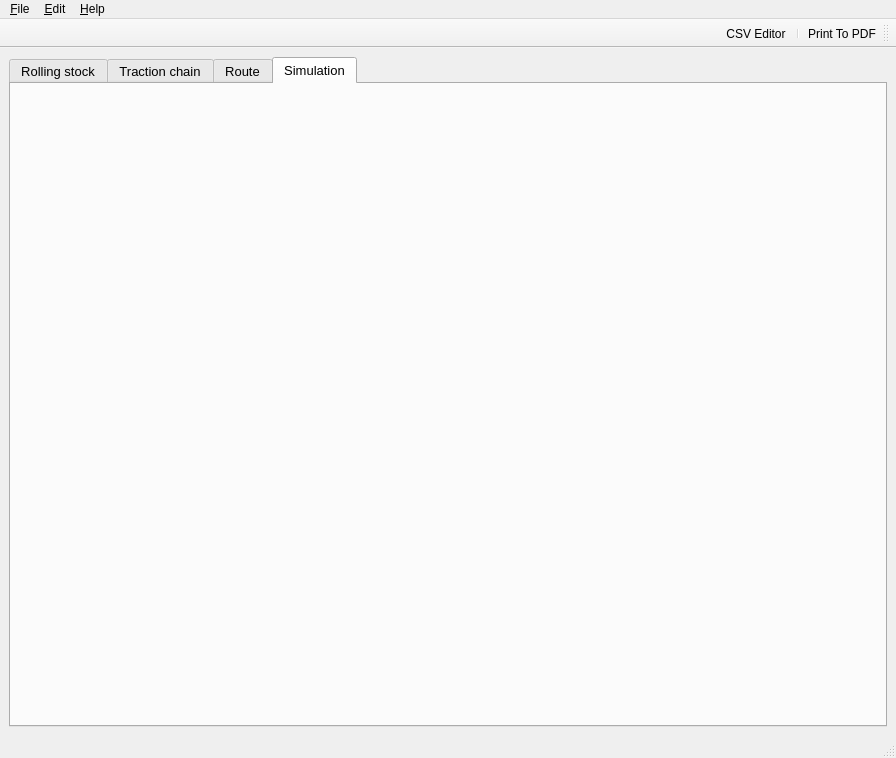
This is RailwaySim_GUI.ui in danicc097/RailwaySim as Qt 5 draws it before an edit. The edited form follows.
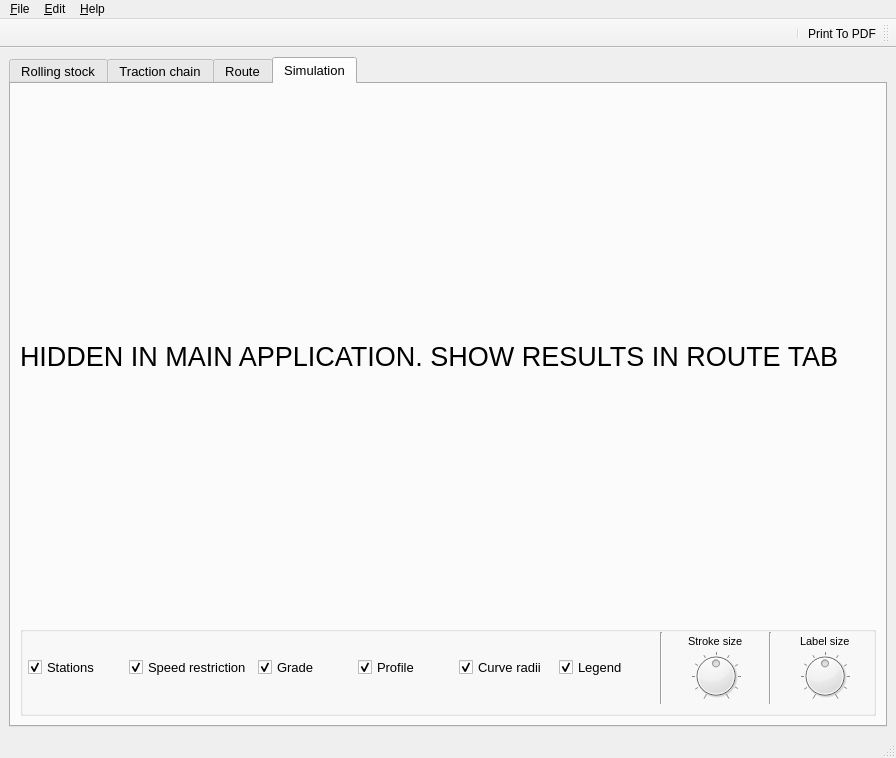
This is the edited form. The open tabs and pages were chosen to show the change. Icons and pictures are not drawn.

What changed in the file:
```diff
--- a/RailwaySim_GUI.ui
+++ b/RailwaySim_GUI.ui
@@ -2326,6 +2326,248 @@
        <attribute name="title">
         <string>Simulation</string>
        </attribute>
+       <layout class="QVBoxLayout" name="verticalLayout_6">
+        <item>
+         <widget class="QLabel" name="label_15">
+          <property name="font">
+           <font>
+            <pointsize>20</pointsize>
+           </font>
+          </property>
+          <property name="text">
+           <string>HIDDEN IN MAIN APPLICATION. SHOW RESULTS IN ROUTE TAB</string>
+          </property>
+         </widget>
+        </item>
+        <item>
+         <widget class="QGroupBox" name="groupBox_2">
+          <property name="sizePolicy">
+           <sizepolicy hsizetype="Expanding" vsizetype="Maximum">
+            <horstretch>0</horstretch>
+            <verstretch>0</verstretch>
+           </sizepolicy>
+          </property>
+          <property name="maximumSize">
+           <size>
+            <width>16777215</width>
+            <height>90</height>
+           </size>
+          </property>
+          <property name="title">
+           <string/>
+          </property>
+          <property name="alignment">
+           <set>Qt::AlignCenter</set>
+          </property>
+          <property name="flat">
+           <bool>false</bool>
+          </property>
+          <layout class="QHBoxLayout" name="horizontalLayout_30">
+           <property name="sizeConstraint">
+            <enum>QLayout::SetDefaultConstraint</enum>
+           </property>
+           <property name="leftMargin">
+            <number>5</number>
+           </property>
+           <property name="topMargin">
+            <number>0</number>
+           </property>
+           <property name="rightMargin">
+            <number>0</number>
+           </property>
+           <property name="bottomMargin">
+            <number>9</number>
+           </property>
+           <item>
+            <widget class="QCheckBox" name="cb_r_stations_2">
+             <property name="text">
+              <string>Stations</string>
+             </property>
+             <property name="checked">
+              <bool>true</bool>
+             </property>
+            </widget>
+           </item>
+           <item>
+            <widget class="QCheckBox" name="cb_r_speedres_2">
+             <property name="text">
+              <string>Speed restriction</string>
+             </property>
+             <property name="checked">
+              <bool>true</bool>
+             </property>
+            </widget>
+           </item>
+           <item>
+            <widget class="QCheckBox" name="cb_r_grade_2">
+             <property name="text">
+              <string>Grade</string>
+             </property>
+             <property name="checked">
+              <bool>true</bool>
+             </property>
+            </widget>
+           </item>
+           <item>
+            <widget class="QCheckBox" name="cb_r_profile_2">
+             <property name="text">
+              <string>Profile</string>
+             </property>
+             <property name="checked">
+              <bool>true</bool>
+             </property>
+            </widget>
+           </item>
+           <item>
+            <widget class="QCheckBox" name="cb_r_radii_2">
+             <property name="text">
+              <string>Curve radii</string>
+             </property>
+             <property name="checked">
+              <bool>true</bool>
+             </property>
+            </widget>
+           </item>
+           <item>
+            <widget class="QCheckBox" name="cb_r_legend_2">
+             <property name="text">
+              <string>Legend</string>
+             </property>
+             <property name="checked">
+              <bool>true</bool>
+             </property>
+            </widget>
+           </item>
+           <item>
+            <widget class="Line" name="line_3">
+             <property name="orientation">
+              <enum>Qt::Vertical</enum>
+             </property>
+            </widget>
+           </item>
+           <item>
+            <layout class="QVBoxLayout" name="dial_layout_3">
+             <property name="spacing">
+              <number>0</number>
+             </property>
+             <item alignment="Qt::AlignHCenter">
+              <widget class="QLabel" name="label_29">
+               <property name="maximumSize">
+                <size>
+                 <width>16777215</width>
+                 <height>15</height>
+                </size>
+               </property>
+               <property name="font">
+                <font>
+                 <pointsize>8</pointsize>
+                </font>
+               </property>
+               <property name="text">
+                <string>Stroke size</string>
+               </property>
+               <property name="textFormat">
+                <enum>Qt::AutoText</enum>
+               </property>
+               <property name="scaledContents">
+                <bool>false</bool>
+               </property>
+               <property name="wordWrap">
+                <bool>false</bool>
+               </property>
+               <property name="margin">
+                <number>0</number>
+               </property>
+              </widget>
+             </item>
+             <item alignment="Qt::AlignHCenter">
+              <widget class="QDial" name="dial_stroke_size_2">
+               <property name="maximumSize">
+                <size>
+                 <width>50</width>
+                 <height>50</height>
+                </size>
+               </property>
+               <property name="maximum">
+                <number>10</number>
+               </property>
+               <property name="sliderPosition">
+                <number>5</number>
+               </property>
+               <property name="wrapping">
+                <bool>false</bool>
+               </property>
+               <property name="notchTarget">
+                <double>5.700000000000000</double>
+               </property>
+               <property name="notchesVisible">
+                <bool>true</bool>
+               </property>
+              </widget>
+             </item>
+            </layout>
+           </item>
+           <item>
+            <widget class="Line" name="line_4">
+             <property name="orientation">
+              <enum>Qt::Vertical</enum>
+             </property>
+            </widget>
+           </item>
+           <item>
+            <layout class="QVBoxLayout" name="dial_layout_4">
+             <property name="spacing">
+              <number>0</number>
+             </property>
+             <item alignment="Qt::AlignHCenter">
+              <widget class="QLabel" name="label_30">
+               <property name="maximumSize">
+                <size>
+                 <width>16777215</width>
+                 <height>15</height>
+                </size>
+               </property>
+               <property name="font">
+                <font>
+                 <pointsize>8</pointsize>
+                </font>
+               </property>
+               <property name="text">
+                <string>Label size</string>
+               </property>
+              </widget>
+             </item>
+             <item alignment="Qt::AlignHCenter">
+              <widget class="QDial" name="dial_label_size_2">
+               <property name="maximumSize">
+                <size>
+                 <width>50</width>
+                 <height>50</height>
+                </size>
+               </property>
+               <property name="maximum">
+                <number>10</number>
+               </property>
+               <property name="sliderPosition">
+                <number>5</number>
+               </property>
+               <property name="wrapping">
+                <bool>false</bool>
+               </property>
+               <property name="notchTarget">
+                <double>5.700000000000000</double>
+               </property>
+               <property name="notchesVisible">
+                <bool>true</bool>
+               </property>
+              </widget>
+             </item>
+            </layout>
+           </item>
+          </layout>
+         </widget>
+        </item>
+       </layout>
       </widget>
      </widget>
     </item>
@@ -2392,7 +2634,6 @@
    </attribute>
    <addaction name="actionPrintToPDF"/>
    <addaction name="separator"/>
-   <addaction name="actionCSV_Editor"/>
   </widget>
   <action name="actionNew">
    <property name="text">
@@ -2487,14 +2728,6 @@
     <string>About</string>
    </property>
   </action>
-  <action name="actionCSV_Editor">
-   <property name="text">
-    <string>CSV Editor</string>
-   </property>
-   <property name="toolTip">
-    <string>Open a CSV editor on a new window</string>
-   </property>
-  </action>
   <action name="actionopenCSV">
    <property name="icon">
     <iconset>
```
Left out of the diff: 68 changed lines with no effect on the pictures.
